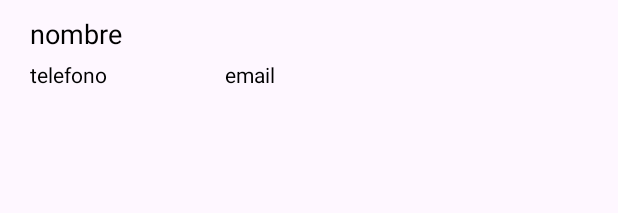
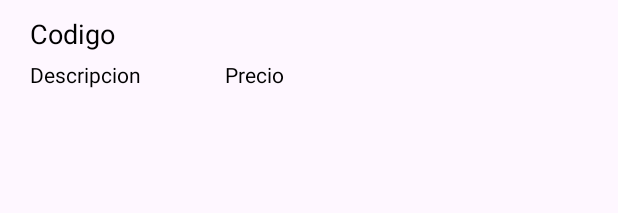
Before and after one commit to JosueInge/TiendaOnline, an Android app: the layout listview_imagenes.xml on its own in the app's theme, with its tools: preview values and no code run, on a phone screen of 412 x 824 dp. Shown: the top 213 px of the screen. Run offline under Robolectric (Android 15) with nearby library versions, the phone set to English and light mode, and no system bars.

```diff
--- a/app/src/main/res/layout/listview_imagenes.xml
+++ b/app/src/main/res/layout/listview_imagenes.xml
@@ -5,7 +5,7 @@
 
     <TextView
         android:id="@+id/lblCodigo"
-        android:text="nombre"
+        android:text="Codigo"
         android:textColor="@color/black"
         android:layout_marginTop="10dp"
         android:layout_marginLeft="20dp"
@@ -14,7 +14,7 @@
         android:layout_height="wrap_content"/>
     <TextView
         android:id="@+id/lblDescripcion"
-        android:text="telefono"
+        android:text="Descripcion"
         android:textColor="@color/black"
         android:layout_marginTop="40dp"
         android:layout_marginLeft="20dp"
@@ -22,7 +22,7 @@
         android:layout_height="wrap_content"/>
     <TextView
         android:id="@+id/lblPrecio"
-        android:text="email"
+        android:text="Precio"
         android:textColor="@color/black"
         android:layout_marginTop="40dp"
         android:layout_marginLeft="150dp"
```
